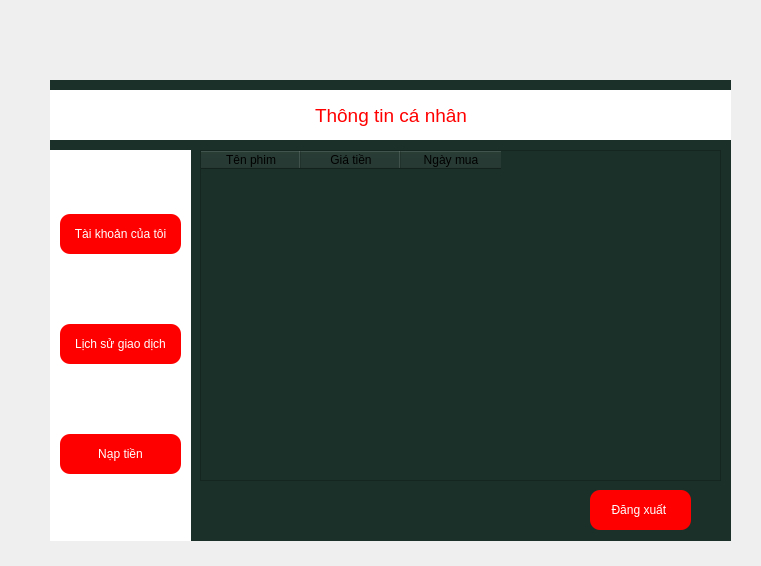
Above: acc_info.ui from Hahahahihihohe/LTUD before the change. Below: the same form after it.
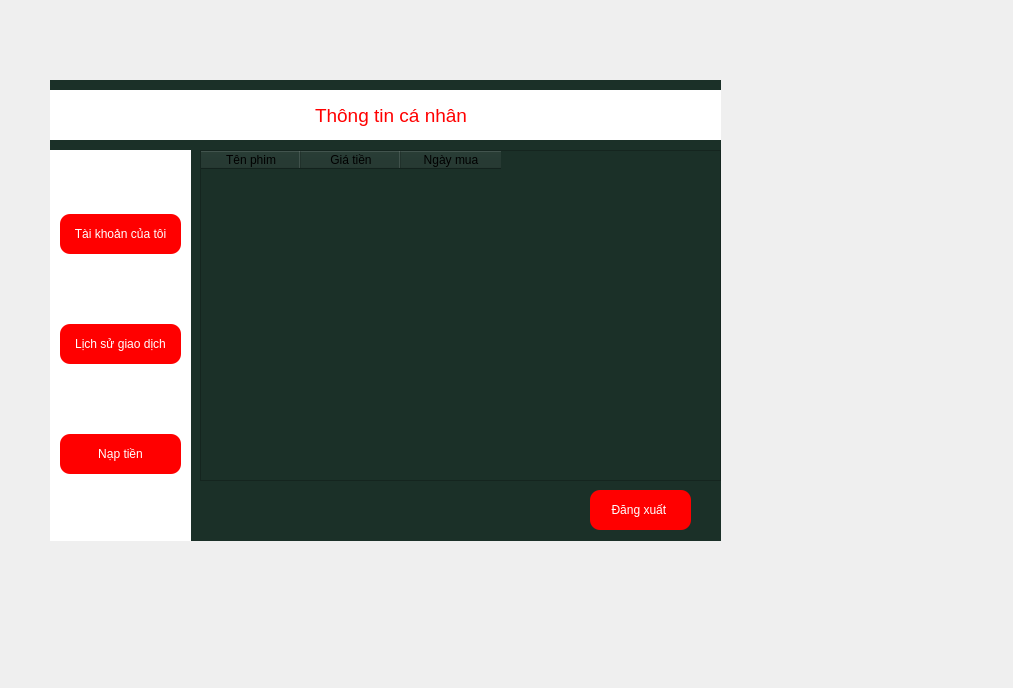
That is the form after the change.

Commit message:
Merge remote-tracking branch 'origin/backend'
# Conflicts:
#	main.py

Diff of the .ui file:
```diff
--- a/acc_info.ui
+++ b/acc_info.ui
@@ -6,8 +6,8 @@
    <rect>
     <x>0</x>
     <y>0</y>
-    <width>761</width>
-    <height>566</height>
+    <width>1013</width>
+    <height>688</height>
    </rect>
   </property>
   <property name="windowTitle">
@@ -19,7 +19,7 @@
      <rect>
       <x>50</x>
       <y>80</y>
-      <width>681</width>
+      <width>671</width>
       <height>461</height>
      </rect>
     </property>
```
The commit also changes 1 other file.
